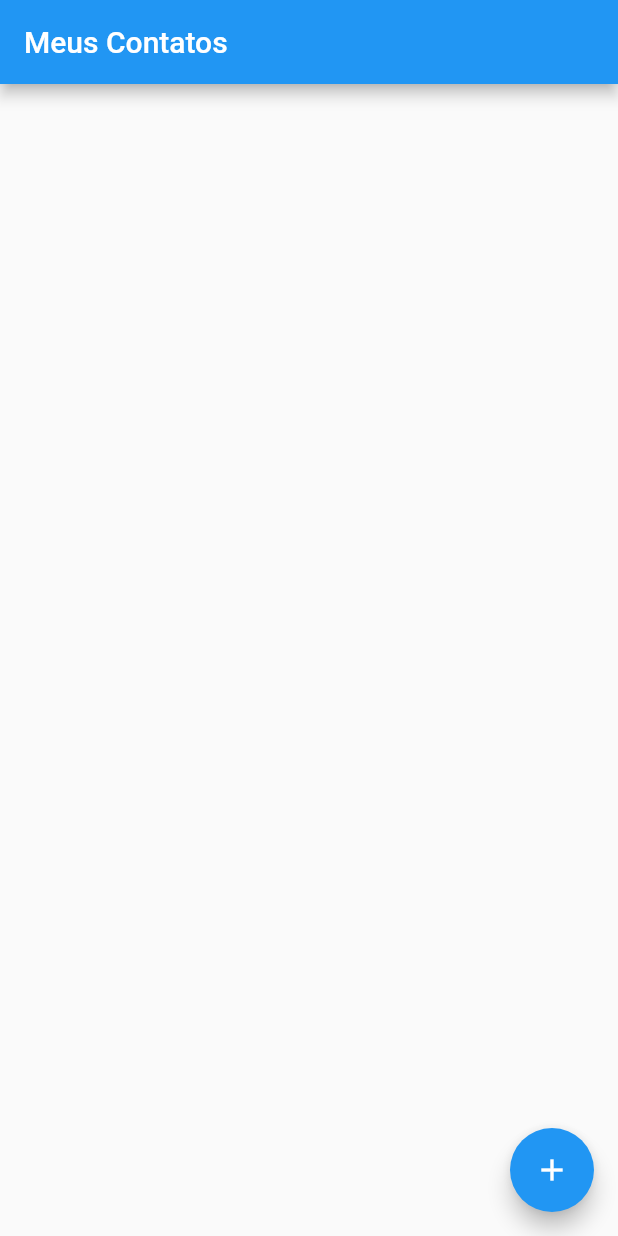
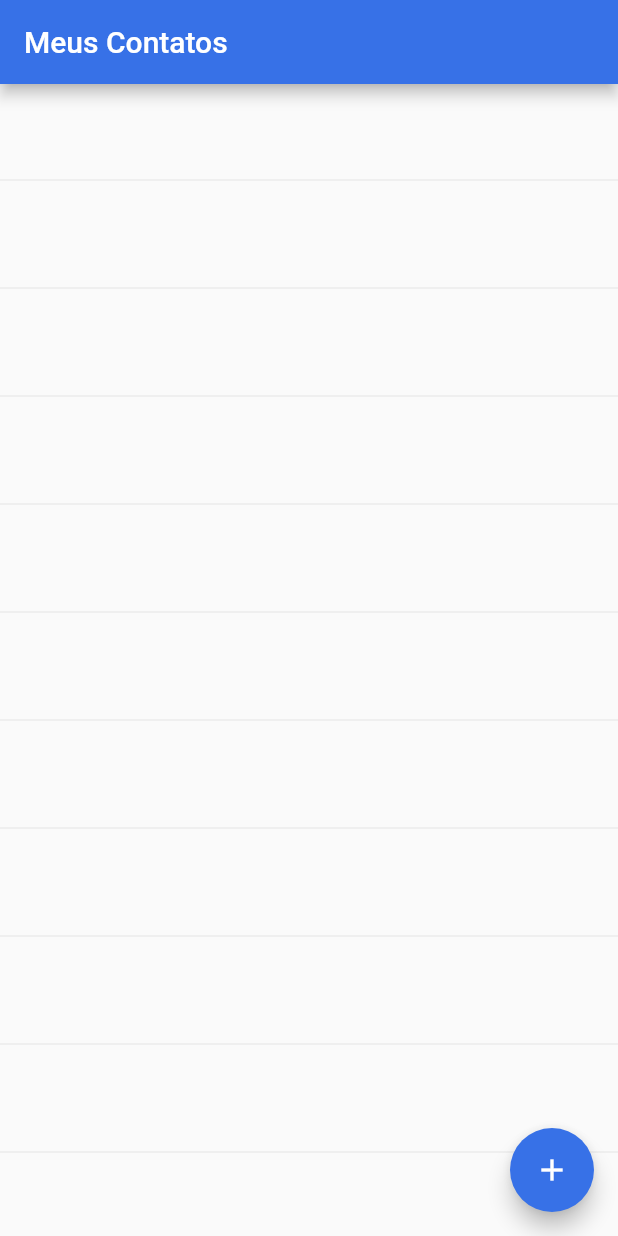
Before and after one commit to stevenarancic/agenda_de_contatos, a Flutter app: the screen it shows after launch, on a phone screen of 412 x 824 dp. Run offline on Flutter 3.47's test engine with Material 2 defaults, Android fonts, the phone set to English and light mode, and no system bars.

Commit message:
agenda_de_contatos
criação da ListView.

```diff
--- a/lib/main.dart
+++ b/lib/main.dart
@@ -1,10 +1,16 @@
 import 'package:agenda_de_contatos/screens/home/home.dart';
+import 'package:agenda_de_contatos/styles.dart';
 import 'package:flutter/material.dart';
 
 void main() {
   runApp(
     MaterialApp(
+      debugShowCheckedModeBanner: false,
       home: Home(),
+      theme: ThemeData(
+        primarySwatch: blueTheme,
+        dividerColor: grayDivider,
+      ),
     ),
   );
 }
--- a/lib/screens/home/home.dart
+++ b/lib/screens/home/home.dart
@@ -16,6 +16,14 @@ class _HomeState extends State<Home> {
         onPressed: null,
         child: Icon(Icons.add),
       ),
+      body: ListView.separated(
+          itemBuilder: (BuildContext context, int index) {
+            return ListTile();
+          },
+          separatorBuilder: (BuildContext context, int index) {
+            return Divider();
+          },
+          itemCount: 55),
     );
   }
 }
```
